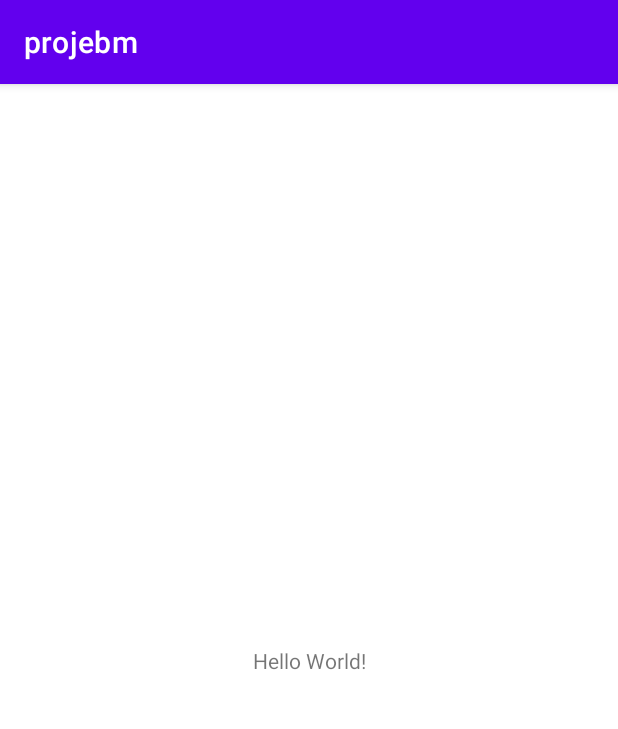
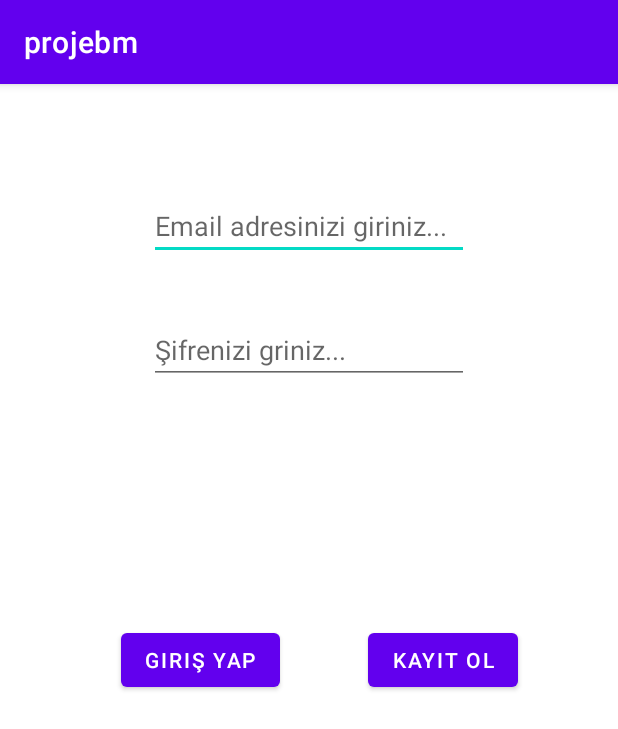
Before and after one commit to kadriyeg/kotlin-noteApp, an Android app: the screen it shows after launch (MainActivity), on a phone screen of 412 x 824 dp. Shown: the top 729 px of the screen. Run offline under Robolectric (Android 15) with nearby library versions, the phone set to English and light mode, and no system bars; our stand-ins replace Firebase (no records; nobody signed in at launch, a user with empty details on screens opened directly).

Commit message:
ilk commit

```diff
--- a/app/build.gradle
+++ b/app/build.gradle
@@ -2,6 +2,7 @@ plugins {
     id 'com.android.application'
     id 'org.jetbrains.kotlin.android'
     id 'com.google.gms.google-services'
+    id 'kotlin-android-extensions'
 }
 
 android {
@@ -45,4 +46,5 @@ dependencies {
     implementation 'com.google.firebase:firebase-auth-ktx:21.0.8'
     implementation 'com.google.firebase:firebase-firestore-ktx:24.3.0'
     implementation 'com.google.firebase:firebase-storage-ktx:20.0.2'
+
 }
--- a/app/src/main/AndroidManifest.xml
+++ b/app/src/main/AndroidManifest.xml
@@ -10,6 +10,9 @@
         android:supportsRtl="true"
         android:theme="@style/Theme.Projebm">
         <activity
+            android:name=".AnasayfaActivity"
+            android:exported="false" />
+        <activity
             android:name=".MainActivity"
             android:exported="true">
             <intent-filter>
--- a/app/src/main/res/layout/activity_main.xml
+++ b/app/src/main/res/layout/activity_main.xml
@@ -6,13 +6,49 @@
     android:layout_height="match_parent"
     tools:context=".MainActivity">
 
-    <TextView
+    <EditText
+        android:id="@+id/emailText"
         android:layout_width="wrap_content"
         android:layout_height="wrap_content"
-        android:text="Hello World!"
-        app:layout_constraintBottom_toBottomOf="parent"
-        app:layout_constraintLeft_toLeftOf="parent"
-        app:layout_constraintRight_toRightOf="parent"
+        android:layout_marginTop="72dp"
+        android:ems="10"
+        android:hint="Email adresinizi giriniz..."
+        android:inputType="textEmailAddress"
+        app:layout_constraintEnd_toEndOf="parent"
+        app:layout_constraintStart_toStartOf="parent"
         app:layout_constraintTop_toTopOf="parent" />
 
+    <EditText
+        android:id="@+id/passwordText"
+        android:layout_width="wrap_content"
+        android:layout_height="wrap_content"
+        android:layout_marginTop="37dp"
+        android:ems="10"
+        android:hint="Şifrenizi griniz..."
+        android:inputType="textPassword"
+        app:layout_constraintStart_toStartOf="@+id/emailText"
+        app:layout_constraintTop_toBottomOf="@+id/emailText" />
+
+    <Button
+        android:id="@+id/button"
+        android:layout_width="wrap_content"
+        android:layout_height="wrap_content"
+        android:layout_marginStart="21dp"
+        android:onClick="girisYap"
+        android:text="Giriş yap"
+        app:layout_constraintBottom_toBottomOf="parent"
+        app:layout_constraintEnd_toStartOf="@+id/button2"
+        app:layout_constraintStart_toStartOf="parent"
+        app:layout_constraintTop_toTopOf="parent" />
+
+    <Button
+        android:id="@+id/button2"
+        android:layout_width="wrap_content"
+        android:layout_height="wrap_content"
+        android:layout_marginEnd="7dp"
+        android:onClick="kayitOl"
+        android:text="Kayıt ol"
+        app:layout_constraintBaseline_toBaselineOf="@+id/button"
+        app:layout_constraintEnd_toEndOf="parent"
+        app:layout_constraintStart_toEndOf="@+id/button" />
 </androidx.constraintlayout.widget.ConstraintLayout>
```
Also changed, not shown: app/src/main/java/com/example/projebm/AnasayfaActivity.kt (added, +11 -0 lines), app/src/main/java/com/example/projebm/MainActivity.kt (+32 -0 lines), app/src/main/res/layout/activity_anasayfa.xml (added, +21 -0 lines).
